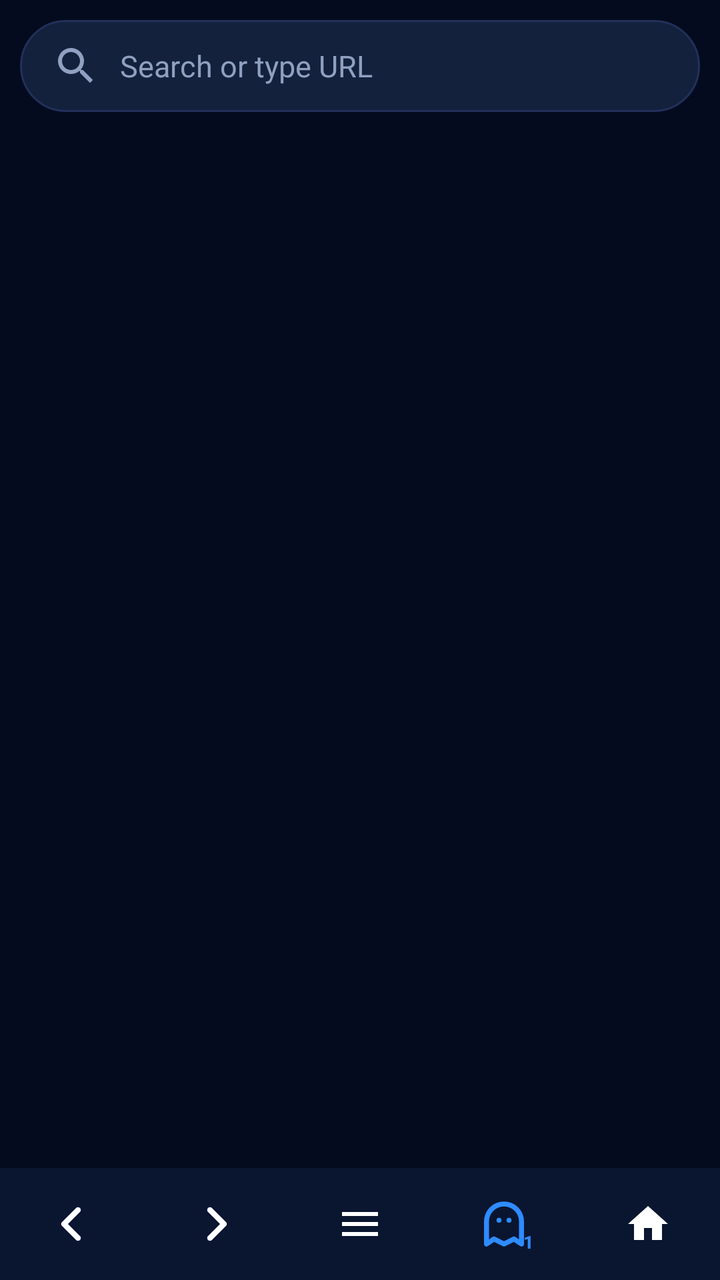
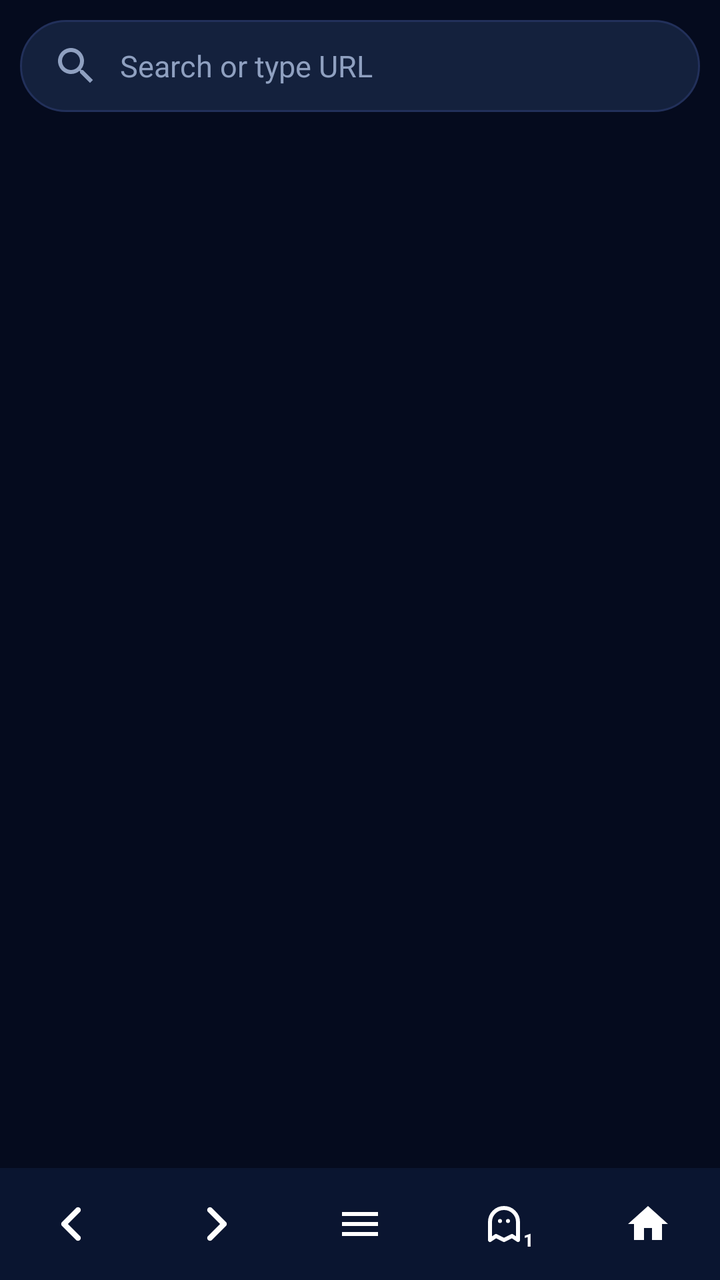

An Android layout rendered at two revisions. The XML below is the earlier revision; the diff shows what the commit changed to produce the second picture.
<!-- AndroidManifest.xml: application theme Theme.MT -->
<!-- res/layout/activity_main.xml -->
<?xml version="1.0" encoding="utf-8"?>
<LinearLayout xmlns:android="http://schemas.android.com/apk/res/android"
    android:id="@+id/rootLayout"
    android:layout_width="match_parent" android:layout_height="match_parent"
    android:orientation="vertical" android:background="#050B1E">

    <EditText
        android:id="@+id/urlBar"
        android:layout_width="match_parent" android:layout_height="46dp"
        android:layout_margin="10dp" android:paddingHorizontal="16dp"
        android:background="@drawable/url_bg"
        android:drawableStart="@drawable/ic_search" android:drawablePadding="10dp"
        android:hint="Search or type URL" android:textColorHint="#8FA0C0"
        android:textColor="#FFFFFF" android:textSize="15sp" android:singleLine="true"
        android:inputType="textUri" android:imeOptions="actionGo" />

    <ProgressBar
        android:id="@+id/progress" style="?android:attr/progressBarStyleHorizontal"
        android:layout_width="match_parent" android:layout_height="3dp"
        android:progressTint="#2E8BFF" android:visibility="gone" />

    <FrameLayout
        android:id="@+id/webContainer"
        android:layout_width="match_parent" android:layout_height="0dp"
        android:layout_weight="1" />

    <LinearLayout
        android:id="@+id/bottomBar"
        android:layout_width="match_parent" android:layout_height="56dp"
        android:orientation="horizontal" android:gravity="center"
        android:background="#0A1530">
        <ImageButton android:id="@+id/btnBack"
            android:layout_width="0dp" android:layout_height="match_parent" android:layout_weight="1"
            android:padding="16dp" android:src="@drawable/ic_nav_back"
            android:background="?attr/selectableItemBackgroundBorderless" />
        <ImageButton android:id="@+id/btnFwd"
            android:layout_width="0dp" android:layout_height="match_parent" android:layout_weight="1"
            android:padding="16dp" android:src="@drawable/ic_nav_fwd"
            android:background="?attr/selectableItemBackgroundBorderless" />
        <ImageButton android:id="@+id/btnMenu"
            android:layout_width="0dp" android:layout_height="match_parent" android:layout_weight="1"
            android:padding="16dp" android:src="@drawable/ic_menu"
            android:background="?attr/selectableItemBackgroundBorderless" />
        <FrameLayout android:layout_width="0dp" android:layout_height="match_parent" android:layout_weight="1">
            <androidx.appcompat.widget.AppCompatButton android:id="@+id/btnTabs"
                android:layout_width="30dp" android:layout_height="30dp"
                android:layout_gravity="center"
                android:background="@drawable/ic_ghost"
                android:gravity="bottom|end" android:padding="0dp"
                android:minWidth="0dp" android:minHeight="0dp"
                android:text="1" android:textSize="9sp" android:textStyle="bold"
                android:textColor="#2E8BFF" />
        </FrameLayout>
        <ImageButton android:id="@+id/btnHome"
            android:layout_width="0dp" android:layout_height="match_parent" android:layout_weight="1"
            android:padding="16dp" android:src="@drawable/ic_home"
            android:background="?attr/selectableItemBackgroundBorderless" />
    </LinearLayout>
</LinearLayout>
<!-- resources referenced by this layout -->
<resources>
  <!-- drawable ic_ghost (drawable) -->
  <vector xmlns:android="http://schemas.android.com/apk/res/android" android:width="40dp" android:height="40dp" android:viewportWidth="24" android:viewportHeight="24">
  <path android:strokeColor="#2E8BFF" android:strokeWidth="2" android:strokeLineJoin="round" android:pathData="M5,20 L5,11 C5,7.13 8.13,4 12,4 C15.87,4 19,7.13 19,11 L19,20 L16,18 L12,20 L8,18 Z"/>
  <path android:fillColor="#2E8BFF" android:pathData="M9,10.5 a1,1 0 1,0 2,0 a1,1 0 1,0 -2,0 M13,10.5 a1,1 0 1,0 2,0 a1,1 0 1,0 -2,0"/>
  </vector>
  <!-- drawable ic_home (drawable) -->
  <vector xmlns:android="http://schemas.android.com/apk/res/android" android:width="24dp" android:height="24dp" android:viewportWidth="24" android:viewportHeight="24"><path android:fillColor="#FFFFFF" android:pathData="M10,20v-6h4v6h5v-8h3L12,3 2,12h3v8z"/></vector>
  <!-- drawable ic_menu (drawable) -->
  <vector xmlns:android="http://schemas.android.com/apk/res/android" android:width="24dp" android:height="24dp" android:viewportWidth="24" android:viewportHeight="24"><path android:fillColor="#FFFFFF" android:pathData="M3,18h18v-2H3v2zM3,13h18v-2H3v2zM3,6v2h18V6H3z"/></vector>
  <!-- drawable ic_nav_back (drawable) -->
  <vector xmlns:android="http://schemas.android.com/apk/res/android" android:width="24dp" android:height="24dp" android:viewportWidth="24" android:viewportHeight="24"><path android:strokeColor="#FFFFFF" android:strokeWidth="2.8" android:strokeLineCap="round" android:strokeLineJoin="round" android:pathData="M15,5 L8,12 L15,19"/></vector>
  <!-- drawable ic_nav_fwd (drawable) -->
  <vector xmlns:android="http://schemas.android.com/apk/res/android" android:width="24dp" android:height="24dp" android:viewportWidth="24" android:viewportHeight="24"><path android:strokeColor="#FFFFFF" android:strokeWidth="2.8" android:strokeLineCap="round" android:strokeLineJoin="round" android:pathData="M9,5 L16,12 L9,19"/></vector>
  <!-- drawable ic_search (drawable) -->
  <vector xmlns:android="http://schemas.android.com/apk/res/android" android:width="24dp" android:height="24dp" android:viewportWidth="24" android:viewportHeight="24"><path android:fillColor="#8FA0C0" android:pathData="M15.5,14h-0.79l-0.28,-0.27C15.41,12.59 16,11.11 16,9.5 16,5.91 13.09,3 9.5,3S3,5.91 3,9.5 5.91,16 9.5,16c1.61,0 3.09,-0.59 4.23,-1.57l0.27,0.28v0.79l5,4.99L20.49,19l-4.99,-5zM9.5,14C7.01,14 5,11.99 5,9.5S7.01,5 9.5,5 14,7.01 14,9.5 11.99,14 9.5,14z"/></vector>
  <!-- drawable url_bg (drawable) -->
  <shape xmlns:android="http://schemas.android.com/apk/res/android">
      <solid android:color="#14213D" />
      <stroke android:width="1dp" android:color="#22305A" />
      <corners android:radius="24dp" />
  </shape>
  <style name="Theme.MT" parent="Theme.MaterialComponents.DayNight.NoActionBar">
          <item name="android:statusBarColor">#050B1E</item>
          <item name="android:navigationBarColor">#050B1E</item>
          <item name="android:windowBackground">#050B1E</item>
          <item name="android:windowAnimationStyle">@style/MTAnim</item>
      </style>
  <style name="MTAnim" parent="@android:style/Animation.Activity">
          <item name="android:activityOpenEnterAnimation">@anim/mt_in</item>
          <item name="android:activityOpenExitAnimation">@anim/mt_out</item>
          <item name="android:activityCloseEnterAnimation">@anim/mt_back_in</item>
          <item name="android:activityCloseExitAnimation">@anim/mt_back_out</item>
      </style>
</resources>

<!-- the commit's change to res/layout/activity_main.xml (unified diff, before → after) -->
@@ -43,13 +43,13 @@
             android:background="?attr/selectableItemBackgroundBorderless" />
         <FrameLayout android:layout_width="0dp" android:layout_height="match_parent" android:layout_weight="1">
             <androidx.appcompat.widget.AppCompatButton android:id="@+id/btnTabs"
-                android:layout_width="30dp" android:layout_height="30dp"
+                android:layout_width="48dp" android:layout_height="48dp"
                 android:layout_gravity="center"
-                android:background="@drawable/ic_ghost"
-                android:gravity="bottom|end" android:padding="0dp"
+                android:background="@drawable/tab_bg"
+                android:gravity="bottom|end" android:paddingStart="0dp" android:paddingTop="0dp" android:paddingEnd="9dp" android:paddingBottom="10dp"
                 android:minWidth="0dp" android:minHeight="0dp"
                 android:text="1" android:textSize="9sp" android:textStyle="bold"
-                android:textColor="#2E8BFF" />
+                android:textColor="#FFFFFF" />
         </FrameLayout>
         <ImageButton android:id="@+id/btnHome"
             android:layout_width="0dp" android:layout_height="match_parent" android:layout_weight="1"
<!-- resource entries referenced after the edit -->
@@ -1,10 +1,5 @@
 <!-- resources referenced by this layout -->
 <resources>
-  <!-- drawable ic_ghost (drawable) -->
-  <vector xmlns:android="http://schemas.android.com/apk/res/android" android:width="40dp" android:height="40dp" android:viewportWidth="24" android:viewportHeight="24">
-  <path android:strokeColor="#2E8BFF" android:strokeWidth="2" android:strokeLineJoin="round" android:pathData="M5,20 L5,11 C5,7.13 8.13,4 12,4 C15.87,4 19,7.13 19,11 L19,20 L16,18 L12,20 L8,18 Z"/>
-  <path android:fillColor="#2E8BFF" android:pathData="M9,10.5 a1,1 0 1,0 2,0 a1,1 0 1,0 -2,0 M13,10.5 a1,1 0 1,0 2,0 a1,1 0 1,0 -2,0"/>
-  </vector>
   <!-- drawable ic_home (drawable) -->
   <vector xmlns:android="http://schemas.android.com/apk/res/android" android:width="24dp" android:height="24dp" android:viewportWidth="24" android:viewportHeight="24"><path android:fillColor="#FFFFFF" android:pathData="M10,20v-6h4v6h5v-8h3L12,3 2,12h3v8z"/></vector>
   <!-- drawable ic_menu (drawable) -->
@@ -15,6 +10,10 @@
   <vector xmlns:android="http://schemas.android.com/apk/res/android" android:width="24dp" android:height="24dp" android:viewportWidth="24" android:viewportHeight="24"><path android:strokeColor="#FFFFFF" android:strokeWidth="2.8" android:strokeLineCap="round" android:strokeLineJoin="round" android:pathData="M9,5 L16,12 L9,19"/></vector>
   <!-- drawable ic_search (drawable) -->
   <vector xmlns:android="http://schemas.android.com/apk/res/android" android:width="24dp" android:height="24dp" android:viewportWidth="24" android:viewportHeight="24"><path android:fillColor="#8FA0C0" android:pathData="M15.5,14h-0.79l-0.28,-0.27C15.41,12.59 16,11.11 16,9.5 16,5.91 13.09,3 9.5,3S3,5.91 3,9.5 5.91,16 9.5,16c1.61,0 3.09,-0.59 4.23,-1.57l0.27,0.28v0.79l5,4.99L20.49,19l-4.99,-5zM9.5,14C7.01,14 5,11.99 5,9.5S7.01,5 9.5,5 14,7.01 14,9.5 11.99,14 9.5,14z"/></vector>
+  <!-- drawable tab_bg (drawable) -->
+  <layer-list xmlns:android="http://schemas.android.com/apk/res/android">
+      <item android:width="24dp" android:height="24dp" android:gravity="center" android:drawable="@drawable/ic_ghost_w"/>
+  </layer-list>
   <!-- drawable url_bg (drawable) -->
   <shape xmlns:android="http://schemas.android.com/apk/res/android">
       <solid android:color="#14213D" />
@@ -27,6 +26,11 @@
           <item name="android:windowBackground">#050B1E</item>
           <item name="android:windowAnimationStyle">@style/MTAnim</item>
       </style>
+  <!-- drawable ic_ghost_w (drawable) -->
+  <vector xmlns:android="http://schemas.android.com/apk/res/android" android:width="24dp" android:height="24dp" android:viewportWidth="24" android:viewportHeight="24">
+  <path android:strokeColor="#FFFFFF" android:strokeWidth="2" android:strokeLineJoin="round" android:pathData="M5,20 L5,11 C5,7.13 8.13,4 12,4 C15.87,4 19,7.13 19,11 L19,20 L16,18 L12,20 L8,18 Z"/>
+  <path android:fillColor="#FFFFFF" android:pathData="M9,10.5 a1,1 0 1,0 2,0 a1,1 0 1,0 -2,0 M13,10.5 a1,1 0 1,0 2,0 a1,1 0 1,0 -2,0"/>
+  </vector>
   <style name="MTAnim" parent="@android:style/Animation.Activity">
           <item name="android:activityOpenEnterAnimation">@anim/mt_in</item>
           <item name="android:activityOpenExitAnimation">@anim/mt_out</item>
